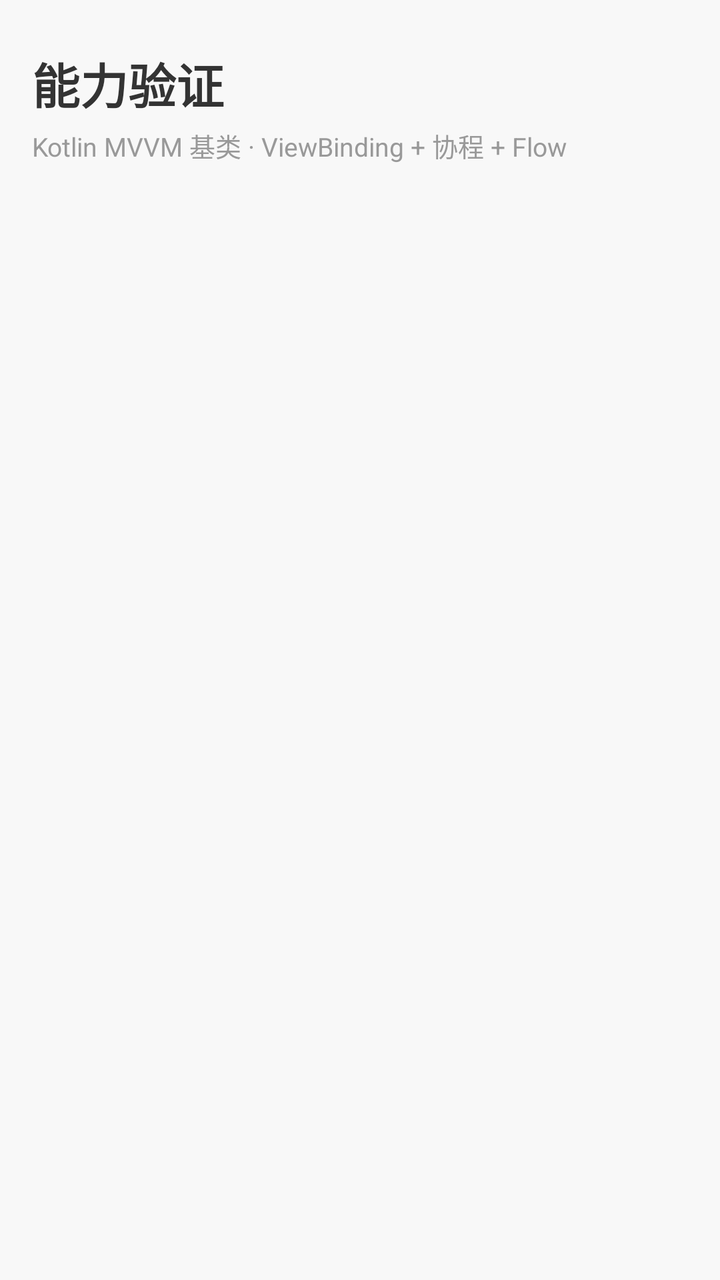
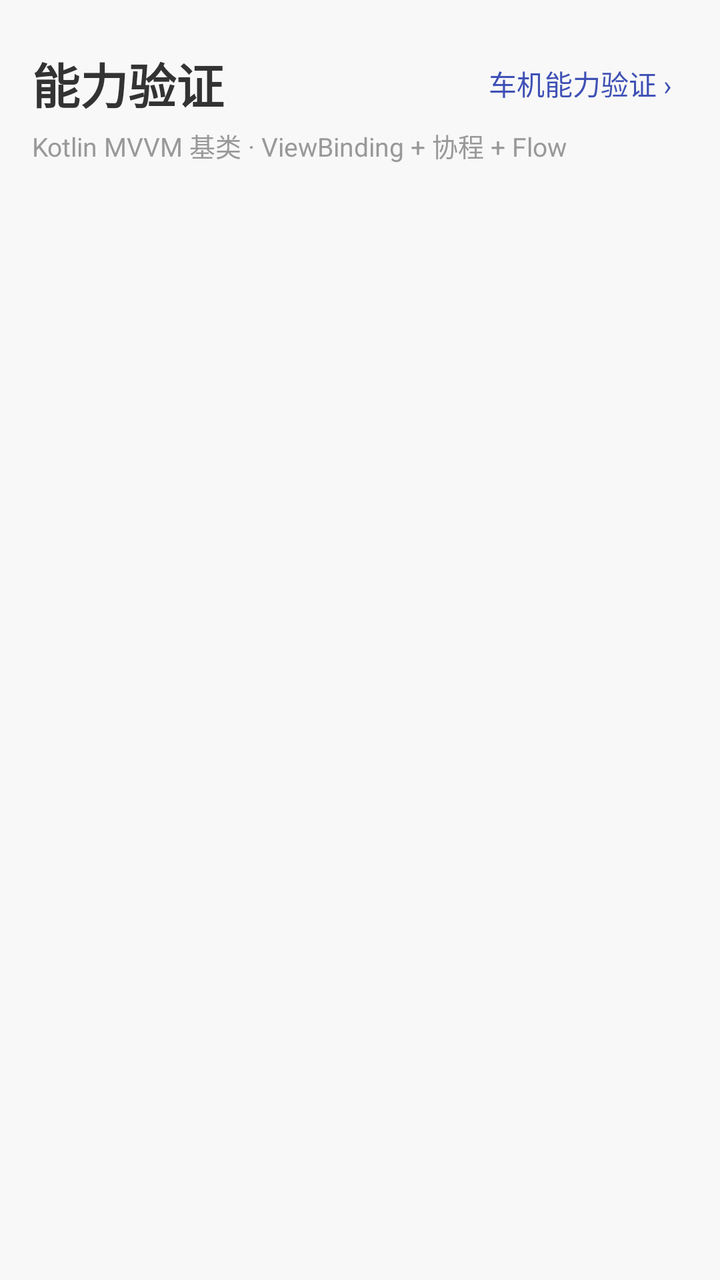

Compare the two renders of this Android layout. The source of the first and the diff that turns it into the second are given below.
<!-- AndroidManifest.xml: application theme MyAppTheme -->
<!-- res/layout/activity_demo.xml -->
<?xml version="1.0" encoding="utf-8"?>
<androidx.constraintlayout.widget.ConstraintLayout xmlns:android="http://schemas.android.com/apk/res/android"
    xmlns:app="http://schemas.android.com/apk/res-auto"
    android:id="@+id/main"
    android:layout_width="match_parent"
    android:layout_height="match_parent"
    android:background="@color/skin_bg_page">

    <TextView
        android:id="@+id/tvTitle"
        android:layout_width="wrap_content"
        android:layout_height="wrap_content"
        android:layout_marginStart="@dimen/dimen_16"
        android:layout_marginTop="@dimen/dimen_24"
        android:text="@string/demo_hub_title"
        android:textColor="@color/skin_text_primary"
        android:textSize="24sp"
        android:textStyle="bold"
        app:layout_constraintStart_toStartOf="parent"
        app:layout_constraintTop_toTopOf="parent" />

    <TextView
        android:id="@+id/tvSubtitle"
        android:layout_width="wrap_content"
        android:layout_height="wrap_content"
        android:layout_marginTop="@dimen/dimen_4"
        android:text="@string/demo_hub_subtitle"
        android:textColor="@color/skin_text_tertiary"
        android:textSize="13sp"
        app:layout_constraintStart_toStartOf="@id/tvTitle"
        app:layout_constraintTop_toBottomOf="@id/tvTitle" />

    
    <androidx.recyclerview.widget.RecyclerView
        android:id="@+id/rvMenu"
        android:layout_width="0dp"
        android:layout_height="0dp"
        android:layout_marginTop="@dimen/dimen_8"
        android:clipToPadding="false"
        android:overScrollMode="never"
        android:paddingBottom="@dimen/dimen_12"
        app:layout_constraintBottom_toBottomOf="parent"
        app:layout_constraintEnd_toEndOf="parent"
        app:layout_constraintStart_toStartOf="parent"
        app:layout_constraintTop_toBottomOf="@id/tvSubtitle"
        app:spanCount="2"
        app:layoutManager="androidx.recyclerview.widget.GridLayoutManager" />

</androidx.constraintlayout.widget.ConstraintLayout>
<!-- resources referenced by this layout -->
<resources>
  <color name="skin_bg_page">#FFF8F8F8</color>
  <color name="skin_text_primary">#FF333333</color>
  <color name="skin_text_tertiary">#FF999999</color>
  <dimen name="dimen_12">12dp</dimen>
  <dimen name="dimen_16">16dp</dimen>
  <dimen name="dimen_24">24dp</dimen>
  <dimen name="dimen_4">4dp</dimen>
  <dimen name="dimen_8">8dp</dimen>
  <string name="demo_hub_subtitle">Kotlin MVVM 基类 · ViewBinding + 协程 + Flow</string>
  <string name="demo_hub_title">能力验证</string>
  <style name="MyAppTheme" parent="AppTheme">
          
          <item name="android:windowAnimationStyle">@style/ActivityAnimTheme</item>
      </style>
  <style name="AppTheme" parent="Theme.AppCompat.Light.NoActionBar">
          
          <item name="colorPrimary">@color/colorPrimary</item>
          <item name="colorPrimaryDark">@color/colorPrimaryDark</item>
          <item name="colorAccent">@color/colorAccent</item>
          <item name="android:windowBackground">@color/white</item>
      </style>
  <style name="ActivityAnimTheme" parent="@android:style/Animation.Activity">
          <item name="android:activityOpenEnterAnimation">@anim/abs_activity_open_enter</item>
          <item name="android:activityOpenExitAnimation">@anim/abs_activity_open_exit</item>
          <item name="android:activityCloseEnterAnimation">@anim/abs_activity_close_enter</item>
          <item name="android:activityCloseExitAnimation">@anim/abs_activity_close_exit</item>
      </style>
  <color name="colorPrimary">#3F51B5</color>
  <color name="colorPrimaryDark">#303F9F</color>
  <color name="colorAccent">#FF4081</color>
  <color name="white">#FFFFFF</color>
</resources>

<!-- the commit's change to res/layout/activity_demo.xml (unified diff, before → after) -->
@@ -18,6 +18,24 @@
         android:textStyle="bold"
         app:layout_constraintStart_toStartOf="parent"
         app:layout_constraintTop_toTopOf="parent" />
+
+    
+    <TextView
+        android:id="@+id/tvVehicleEntry"
+        android:layout_width="wrap_content"
+        android:layout_height="wrap_content"
+        android:layout_marginEnd="@dimen/dimen_16"
+        android:background="?attr/selectableItemBackgroundBorderless"
+        android:paddingStart="@dimen/dimen_8"
+        android:paddingTop="@dimen/dimen_4"
+        android:paddingEnd="@dimen/dimen_8"
+        android:paddingBottom="@dimen/dimen_4"
+        android:text="@string/demo_vehicle_entry"
+        android:textColor="@color/skin_accent"
+        android:textSize="14sp"
+        app:layout_constraintBottom_toBottomOf="@id/tvTitle"
+        app:layout_constraintEnd_toEndOf="parent"
+        app:layout_constraintTop_toTopOf="@id/tvTitle" />
 
     <TextView
         android:id="@+id/tvSubtitle"
<!-- resource entries referenced after the edit -->
@@ -1,5 +1,6 @@
 <!-- resources referenced by this layout -->
 <resources>
+  <color name="skin_accent">#FF3F51B5</color>
   <color name="skin_bg_page">#FFF8F8F8</color>
   <color name="skin_text_primary">#FF333333</color>
   <color name="skin_text_tertiary">#FF999999</color>
@@ -10,6 +11,7 @@
   <dimen name="dimen_8">8dp</dimen>
   <string name="demo_hub_subtitle">Kotlin MVVM 基类 · ViewBinding + 协程 + Flow</string>
   <string name="demo_hub_title">能力验证</string>
+  <string name="demo_vehicle_entry">车机能力验证 ›</string>
   <style name="MyAppTheme" parent="AppTheme">
           
           <item name="android:windowAnimationStyle">@style/ActivityAnimTheme</item>
